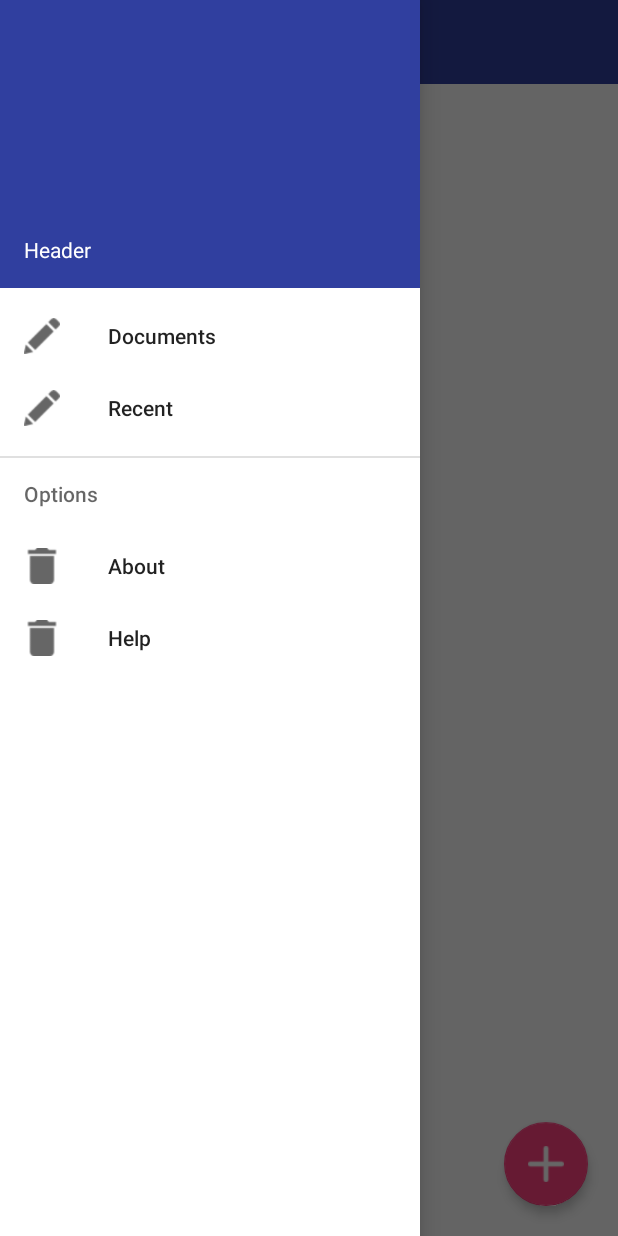
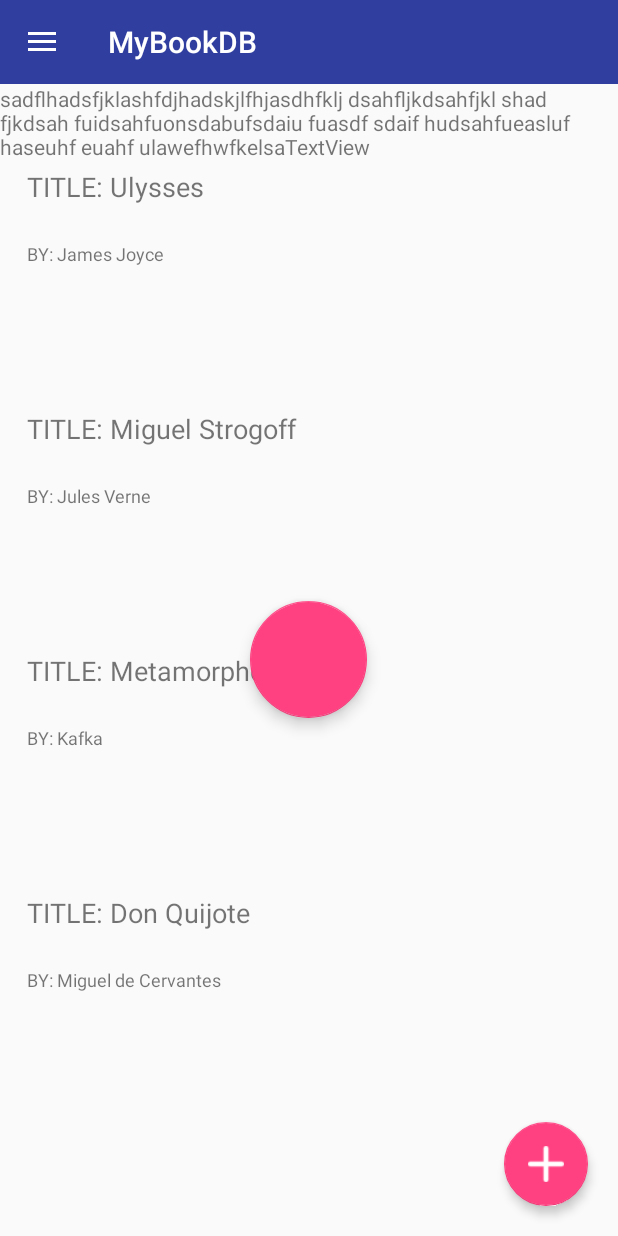
Before and after one commit to MNXANL/OpenBook, an Android app: the screen it shows after launch (MainActivity), in the side drawer, after a tap on "Help", on a phone screen of 412 x 824 dp. Run offline under Robolectric (Android 15) with nearby library versions, the phone set to English and light mode, and no system bars.

Commit message:
Last done 03012017

```diff
--- a/app/src/main/java/com/example/pr_idi/mydatabaseexample/Activity_Item.java
+++ b/app/src/main/java/com/example/pr_idi/mydatabaseexample/Activity_Item.java
@@ -1,17 +1,8 @@
 package com.example.pr_idi.mydatabaseexample;
 
 
-import java.util.ArrayList;
-import java.util.List;
-import java.util.Random;
-
-import android.app.ListActivity;
-import android.content.Intent;
-import android.database.SQLException;
 import android.os.Bundle;
-import android.view.View;
 import android.support.v7.app.AppCompatActivity;
-import android.os.Bundle;
 import android.widget.RatingBar;
 import android.widget.TextView;
 
@@ -22,14 +13,14 @@ public class Activity_Item extends AppCompatActivity {
     @Override
     protected void onCreate(Bundle savedInstanceState) {
         super.onCreate(savedInstanceState);
-        setContentView(R.layout.activity__item);
+        setContentView(R.layout.activity_listed_item);
         t = (TextView) findViewById(R.id.titol);
         autor = (TextView) findViewById(R.id.autor);
         publisher = (TextView) findViewById(R.id.pub);
         year = (TextView) findViewById(R.id.year);
         category = (TextView) findViewById(R.id.cat);
         val = (RatingBar) findViewById(R.id.ratingBar);
-        val.setEnabled(false); //no editable
+        val.setEnabled(false); //not editable
 
         Bundle extras = getIntent().getExtras();
         if(extras != null){
--- /dev/null
+++ b/app/src/main/java/com/example/pr_idi/mydatabaseexample/FirstFragment.java
@@ -0,0 +1,16 @@
+package com.example.pr_idi.mydatabaseexample;
+
+import android.os.Bundle;
+import android.support.v4.app.Fragment;
+import android.view.LayoutInflater;
+import android.view.View;
+import android.view.ViewGroup;
+
+public class FirstFragment extends Fragment {
+
+    @Override
+    public View onCreateView(LayoutInflater inflater, ViewGroup container, Bundle savedInstanceState) {
+        View v = inflater.inflate(R.layout.nav_first_fragment, container, false);
+        return v;
+    }
+}
--- a/app/src/main/java/com/example/pr_idi/mydatabaseexample/ItemAdapter.java
+++ b/app/src/main/java/com/example/pr_idi/mydatabaseexample/ItemAdapter.java
@@ -26,7 +26,7 @@ public class ItemAdapter extends RecyclerView.Adapter<ItemAdapter.ItemViewHolder
     }
     @Override
     public ItemViewHolder onCreateViewHolder(ViewGroup parent, int viewType) {
-        View itemView = LayoutInflater.from(parent.getContext()).inflate(R.layout.activity__item, parent, false);
+        View itemView = LayoutInflater.from(parent.getContext()).inflate(R.layout.activity_listed_item, parent, false);
         ItemViewHolder ivh = new ItemViewHolder(itemView);
         return ivh;
     }
@@ -43,10 +43,10 @@ public class ItemAdapter extends RecyclerView.Adapter<ItemAdapter.ItemViewHolder
         };
         holder.mtitol.setOnClickListener(listener);
         holder.mautor.setOnClickListener(listener);
-        holder.mpublisher.setOnClickListener(listener);
+        /*holder.mpublisher.setOnClickListener(listener);
         holder.myear.setOnClickListener(listener);
         holder.mcategory.setOnClickListener(listener);
-        holder.mval.setOnClickListener(listener);
+        holder.mval.setOnClickListener(listener);*/
 
     }
 
@@ -65,14 +65,14 @@ public class ItemAdapter extends RecyclerView.Adapter<ItemAdapter.ItemViewHolder
     }*/
 
     public class ItemViewHolder extends RecyclerView.ViewHolder{
-        protected TextView mtitol;
-        protected TextView mautor;
-        protected TextView mpublisher;
-        protected TextView myear;
-        protected TextView mcategory;
-        protected RatingBar mval;
+        private TextView mtitol;
+        private TextView mautor;
+        private TextView mpublisher;
+        private TextView myear;
+        private TextView mcategory;
+        private RatingBar mval;
 
-        public ItemViewHolder(View itemView){
+        private ItemViewHolder(View itemView){
             super(itemView);
             mtitol = (TextView) itemView.findViewById(R.id.titol);
             mautor = (TextView) itemView.findViewById(R.id.autor);
@@ -82,16 +82,16 @@ public class ItemAdapter extends RecyclerView.Adapter<ItemAdapter.ItemViewHolder
             mval = (RatingBar) itemView.findViewById(R.id.ratingBar);
         }
 
-        public void bindEntry (Book b){
+        private void bindEntry (Book b){
             mtitol.setText(b.getTitle());
             mautor.setText(b.getAuthor());
-            mpublisher.setText(b.getPublisher());
+            /*mpublisher.setText(b.getPublisher());
             String y = String.valueOf(b.getYear());
             myear.setText( y ); //EXCEPTION!
             mcategory.setText(b.getCategory());
             //String val = b.getPersonal_evaluation(); //EXCEPTION!
             mval.setRating(3.5f);
-           /* switch (val){
+            switch (val){
                 case "molt bo":
                     mval.setRating(5.0f);
                     break;
--- a/app/src/main/java/com/example/pr_idi/mydatabaseexample/MainActivity.java
+++ b/app/src/main/java/com/example/pr_idi/mydatabaseexample/MainActivity.java
@@ -5,6 +5,8 @@ import android.content.res.Configuration;
 import android.os.Bundle;
 import android.support.design.widget.FloatingActionButton;
 import android.support.design.widget.NavigationView;
+import android.support.v4.app.Fragment;
+import android.support.v4.app.FragmentManager;
 import android.support.v4.view.GravityCompat;
 import android.support.v4.widget.DrawerLayout;
 import android.support.v7.app.ActionBarDrawerToggle;
@@ -42,6 +44,7 @@ public class MainActivity extends AppCompatActivity {
         super.onCreate(savedInstanceState);
         setContentView(R.layout.main);
 
+
         //recycle view
         mrecView = (RecyclerView) findViewById(R.id.my_recycler_view);
         mrecView.setLayoutManager(new LinearLayoutManager(this));
@@ -58,14 +61,17 @@ public class MainActivity extends AppCompatActivity {
         drawerToggle = setupDrawerToggle();
         mDrawer.addDrawerListener(drawerToggle);
 
+        nvDrawer = (NavigationView) findViewById(R.id.nvView);
+        setupDrawerContent(nvDrawer);
+
         //clic al botó
-        floatingActionButton.setOnClickListener(new View.OnClickListener() {
+        /*floatingActionButton.setOnClickListener(new View.OnClickListener() {
             @Override
             public void onClick(View v) {
                 //creo un nou llibre
                 Intent intent = new Intent(MainActivity.this, NewActivity.class);
             }
-        });
+        });*/
         //definim si l'scroll va cap amunt o cap avall
         Action scrollAction = new Action() {
             private boolean hidden = true;
@@ -74,8 +80,7 @@ public class MainActivity extends AppCompatActivity {
                 if (hidden) {
                     hidden = false;
                     animate(floatingActionButton)
-                            .translationY(floatingActionButton.getHeight() +
-                                    getResources().getDimension(R.dimen.fab_margin))
+                            .translationY(floatingActionButton.getHeight() + getResources().getDimension(R.dimen.fab_margin))
                             .setInterpolator(new LinearInterpolator())
                             .setDuration(DURATION);
                 }
@@ -98,7 +103,9 @@ public class MainActivity extends AppCompatActivity {
         bookData.open();
 
         //agafo llibres ordenats per títol
-        inicialitza();
+
+        inicialitza(); //COMENTADO PARA QUE NO GENERE MIL LIBRITOS
+
         List<Book> values = bookData.getAllBooksbyTitol();
 
         //creo l'adapter
@@ -164,8 +171,12 @@ public class MainActivity extends AppCompatActivity {
     }*/
 
     public void inicialitza(){
-        String[] newBook = new String[] { "Miguel Strogoff", "Jules Verne", "Ulysses",
-                "James Joyce", "Don Quijote", "Miguel de Cervantes", "Metamorphosis", "Kafka" };
+        String[] newBook = new String[] {
+                "Miguel Strogoff", "Jules Verne",
+                "Ulysses", "James Joyce",
+                "Don Quijote", "Miguel de Cervantes",
+                "Metamorphosis", "Kafka"
+        };
         //Afegim els 4 llibres
         int i = 0;
         if (!bookData.ExistsTitle(newBook[i])) {
@@ -212,30 +223,25 @@ public class MainActivity extends AppCompatActivity {
             case R.id.edit:
                 //generem una nova activity ja inicialitzada amb els valors del llibre sel·leccionat
                 Intent intent = new Intent(MainActivity.this, Activity_Item.class);
-                intent.putExtra("mtitol", book.getTitle().toString());
-                intent.putExtra("mautor", book.getAuthor().toString());
-                intent.putExtra("mpublisher", book.getPublisher().toString());
+                intent.putExtra("mtitol", book.getTitle());
+                intent.putExtra("mautor", book.getAuthor());
+                intent.putExtra("mpublisher", book.getPublisher());
                 String y = String.valueOf(book.getYear());
                 intent.putExtra("myear", y);
-                intent.putExtra("mcategory", book.getCategory().toString());
-                String val = book.getPersonal_evaluation().toString();
+                intent.putExtra("mcategory", book.getCategory());
+                String val = book.getPersonal_evaluation();
                 float p = 0;
                 switch (val){ //segons la valoració hi hauran més o menys estrelles pintades
                     case "molt bo":
-                        p = 5;
-                        break;
+                        p = 5; break;
                     case "bo":
-                        p = 4;
-                        break;
+                        p = 4; break;
                     case "regular":
-                        p = 3;
-                        break;
+                        p = 3; break;
                     case "dolent":
-                        p = 2;
-                        break;
+                        p = 2; break;
                     case "molt dolent":
-                        p = 1;
-                        break;
+                        p = 1; break;
                 }
                 intent.putExtra("mval", p);
                 startActivity(intent);
@@ -250,13 +256,61 @@ public class MainActivity extends AppCompatActivity {
                 mDrawer.openDrawer(GravityCompat.START);
                 return true;
             default:
-                if (drawerToggle.onOptionsItemSelected(item)) {
-                    return true;
-                }
-                return super.onOptionsItemSelected(item);
+                return drawerToggle.onOptionsItemSelected(item) || super.onOptionsItemSelected(item);
         }
     }
 
+    private void setupDrawerContent(NavigationView navigationView) {
+        navigationView.setNavigationItemSelectedListener(
+            new NavigationView.OnNavigationItemSelectedListener() {
+                @Override
+                public boolean onNavigationItemSelected(MenuItem menuItem) {
+                    selectDrawerItem(menuItem);
+                    return true;
+                }
+            });
+    }
+
+    public void selectDrawerItem(MenuItem menuItem) {
+        // Create a new fragment and specify the fragment to show based on nav item clicked
+        Fragment fragment = null;
+        Class fragmentClass;
+        FragmentManager fragmentManager = getSupportFragmentManager();
+
+
+        switch(menuItem.getItemId()) {
+            case R.id.docs:
+                fragmentManager.beginTransaction().replace(R.id.main_content, new FirstFragment()).commit();
+                break;
+            case R.id.recent:
+                //fragmentManager.beginTransaction().replace(R.id.main_content, new SecondFragment()).commit();
+                Intent i = new Intent(MainActivity.this, llista_categoria.class);
+                startActivity(i);
+                break;
+            case R.id.about:
+                //fragmentManager.beginTransaction().replace(R.id.main_content, new AboutFragment()).commit();
+                Intent ii = new Intent(MainActivity.this, Activity_Item.class);
+                startActivity(ii);
+                break;
+            case R.id.help:
+                fragmentManager.beginTransaction().replace(R.id.main_content, new FirstFragment()).commit();
+                break;
+        }
+        /*try {
+            fragment = (Fragment) fragmentClass.newInstance();
+        } catch (Exception e) {
+            e.printStackTrace();
+        }*/
+
+        // Insert the fragment by replacing any existing fragment
+
+        // Highlight the selected item has been done by NavigationView
+        menuItem.setChecked(true);
+        // Set action bar title
+        setTitle(menuItem.getTitle());
+        // Close the navigation drawer
+        mDrawer.closeDrawers();
+    }
 
     private ActionBarDrawerToggle setupDrawerToggle() {
         // NOTE: Make sure you pass in a valid toolbar reference.  ActionBarDrawToggle() does not require it
@@ -283,16 +337,18 @@ public class MainActivity extends AppCompatActivity {
         drawerToggle.onConfigurationChanged(newConfig);
     }
 
+
+
+
     // Life cycle methods. Check whether it is necessary to reimplement them
-
     @Override
     protected void onResume() {
         bookData.open();
         super.onResume();
     }
 
+
     // Life cycle methods. Check whether it is necessary to reimplement them
-
     @Override
     protected void onPause() {
         bookData.close();
--- a/app/src/main/java/com/example/pr_idi/mydatabaseexample/NewActivity.java
+++ b/app/src/main/java/com/example/pr_idi/mydatabaseexample/NewActivity.java
@@ -1,10 +1,9 @@
 package com.example.pr_idi.mydatabaseexample;
 
-import android.app.ActionBar;
 import android.content.Intent;
+import android.os.Bundle;
 import android.support.v7.app.AppCompatActivity;
-import android.os.Bundle;
-import android.view.LayoutInflater;
+import android.support.v7.widget.Toolbar;
 import android.view.View;
 import android.widget.EditText;
 import android.widget.RatingBar;
@@ -16,6 +15,8 @@ public class NewActivity extends AppCompatActivity {
     private EditText any = null;
     private EditText categoria = null;
     private RatingBar star = null;
+    private Toolbar toolbar;
+
     @Override
     protected void onCreate(Bundle savedInstanceState) {
         super.onCreate(savedInstanceState);
@@ -26,6 +27,12 @@ public class NewActivity extends AppCompatActivity {
         any = (EditText) findViewById(R.id.nyear);
         categoria = (EditText) findViewById(R.id.ncat);
         star = (RatingBar) findViewById(R.id.ratingBar);
+
+
+        toolbar = (Toolbar) findViewById(R.id.tbar);
+        setSupportActionBar(toolbar);
+        setTitle("New Activity");
+
         /*ActionBar mActionBar = getActionBar();
         mActionBar.setDisplayShowHomeEnabled(false);
         mActionBar.setDisplayShowTitleEnabled(false);
@@ -50,8 +57,8 @@ public class NewActivity extends AppCompatActivity {
             star.setRating(f);
         }
         getSupportActionBar().setDisplayHomeAsUpEnabled(true); //botó undo
+    }
 
-    }
     public void onClick(View view) {
         switch (view.getId()) {
             case R.id.ncat: //si cliquem a categoria ens canviem d'activitat
@@ -59,6 +66,7 @@ public class NewActivity extends AppCompatActivity {
                 break;
         }
     }
+
     @Override   //guardem l'estat dels altres camps emplenats
     protected void onSaveInstanceState(Bundle guardarEstado) {
         super.onSaveInstanceState(guardarEstado);
--- /dev/null
+++ b/app/src/main/res/layout/activity_listed_item.xml
@@ -0,0 +1,61 @@
+<?xml version="1.0" encoding="utf-8"?>
+<LinearLayout xmlns:android="http://schemas.android.com/apk/res/android"
+    xmlns:tools="http://schemas.android.com/tools"
+    android:id="@+id/activity__item"
+    android:layout_width="match_parent"
+    android:layout_height="wrap_content"
+    android:paddingBottom="@dimen/activity_vertical_margin"
+    android:paddingLeft="@dimen/activity_horizontal_margin"
+    android:paddingRight="@dimen/activity_horizontal_margin"
+    android:paddingTop="?attr/actionBarSize"
+    android:orientation="vertical"
+    tools:context="com.example.pr_idi.mydatabaseexample.Activity_Item">
+
+    <LinearLayout
+        android:orientation="horizontal"
+        android:layout_width="match_parent"
+        android:layout_height="wrap_content">
+
+        <TextView
+            android:text="TITLE: "
+            android:id="@+id/mostra_titol"
+            android:textSize="18sp"
+            android:layout_width="wrap_content"
+            android:layout_height="wrap_content"
+            android:layout_marginBottom="4dp" />
+
+        <TextView
+            android:id="@+id/titol"
+            android:textSize="18sp"
+            android:layout_width="match_parent"
+            android:layout_height="wrap_content"
+            android:layout_marginBottom="24dp"
+            android:layout_weight="1" />
+
+    </LinearLayout>
+
+    <LinearLayout
+        android:orientation="horizontal"
+        android:layout_width="match_parent"
+        android:layout_height="wrap_content">
+
+        <TextView
+            android:text="BY: "
+            android:id="@+id/mostra_autor"
+            android:textSize="12sp"
+            android:layout_width="wrap_content"
+            android:layout_height="wrap_content"
+            android:layout_marginBottom="4dp" />
+
+        <TextView
+            android:id="@+id/autor"
+            android:textSize="12sp"
+            android:layout_width="match_parent"
+            android:layout_height="wrap_content"
+            android:layout_marginBottom="24dp"
+            android:layout_weight="1" />
+    </LinearLayout>
+
+
+
+</LinearLayout>
--- a/app/src/main/res/layout/activity_new_item.xml
+++ b/app/src/main/res/layout/activity_new_item.xml
@@ -10,6 +10,9 @@
     android:paddingTop="?attr/actionBarSize"
     android:orientation="vertical"
     tools:context="com.example.pr_idi.mydatabaseexample.Activity_Item">
+
+
+
 
     <EditText
         android:id="@+id/ntitol"
--- /dev/null
+++ b/app/src/main/res/layout/nav_first_fragment.xml
@@ -0,0 +1,25 @@
+<?xml version="1.0" encoding="utf-8"?>
+<FrameLayout xmlns:android="http://schemas.android.com/apk/res/android"
+    xmlns:app="http://schemas.android.com/apk/res-auto"
+    xmlns:tools="http://schemas.android.com/tools"
+    android:layout_width="match_parent"
+    android:layout_height="match_parent"
+    android:fitsSystemWindows="true"
+    tools:context="com.example.pr_idi.mydatabaseexample.FirstFragment">
+
+    <TextView
+        android:text="sadflhadsfjklashfdjhadskjlfhjasdhfklj dsahfljkdsahfjkl shad fjkdsah fuidsahfuonsdabufsdaiu fuasdf sdaif hudsahfueasluf haseuhf euahf ulawefhwfkelsaTextView"
+        android:layout_width="wrap_content"
+        android:layout_height="wrap_content"
+        android:id="@+id/textView2" />
+
+    <android.support.design.widget.FloatingActionButton
+        android:id="@+id/fab"
+        android:layout_width="78dp"
+        android:layout_height="159dp"
+        android:layout_gravity="center_vertical|center_horizontal"
+        android:layout_margin="@dimen/fab_margin"
+        app:layout_anchor="@+id/include"
+        app:layout_anchorGravity="center_vertical|center_horizontal" />
+
+</FrameLayout>
--- a/app/src/main/res/menu/drawer_view.xml
+++ b/app/src/main/res/menu/drawer_view.xml
@@ -7,23 +7,26 @@
             android:title="Documents"
             />
         <item
-            android:id="@+id/docs"
+            android:id="@+id/recent"
             android:icon="@drawable/edit"
             android:title="Recent"
             />
-    </group>
+
 
     <item android:title="Options">
         <menu>
             <group android:checkableBehavior="single">
                 <item
+                    android:id="@+id/about"
                     android:icon="@drawable/delete"
                     android:title="About" />
                 <item
+                    android:id="@+id/help"
                     android:icon="@drawable/delete"
                     android:title="Help" />
             </group>
         </menu>
     </item>
+    </group>
 
 </menu>
--- a/app/src/main/res/values/strings.xml
+++ b/app/src/main/res/values/strings.xml
@@ -15,4 +15,5 @@
 
     <string name="drawer_open">Open navigation drawer</string>
     <string name="drawer_close">Close navigation drawer</string>
+    <string name="title_activity_first_fragment">FirstFragment</string>
 </resources>
--- a/app/src/main/res/values/styles.xml
+++ b/app/src/main/res/values/styles.xml
@@ -23,5 +23,7 @@
         <item name="android:windowNoTitle">true</item>
     </style>
 
+    <style name="AppTheme.AppBarOverlay" parent="ThemeOverlay.AppCompat.Dark.ActionBar" />
+
 
 </resources>
```
Also changed, not shown: app/src/main/AndroidManifest.xml (+16 -2 lines), app/src/main/java/com/example/pr_idi/mydatabaseexample/llista_categoria.java (+4 -5 lines), app/src/main/res/layout/activity_full_item.xml (renamed from app/src/main/res/layout/activity__item.xml), 1 other file.
